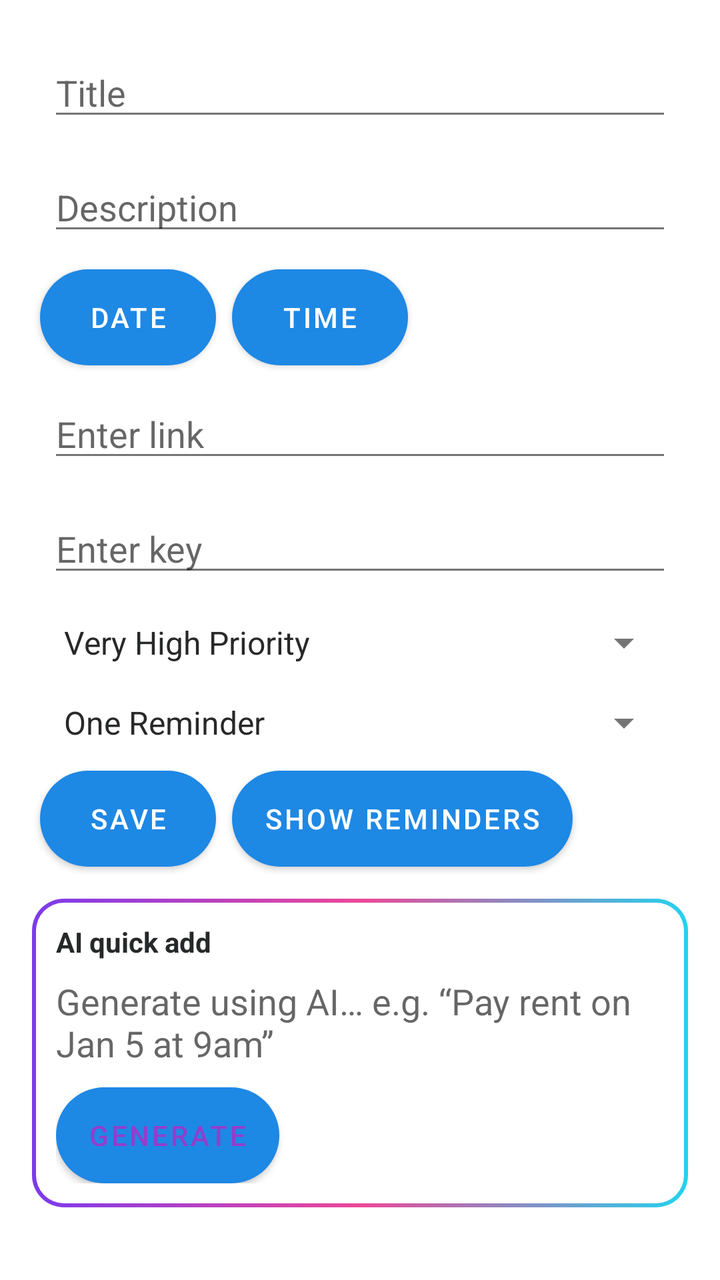
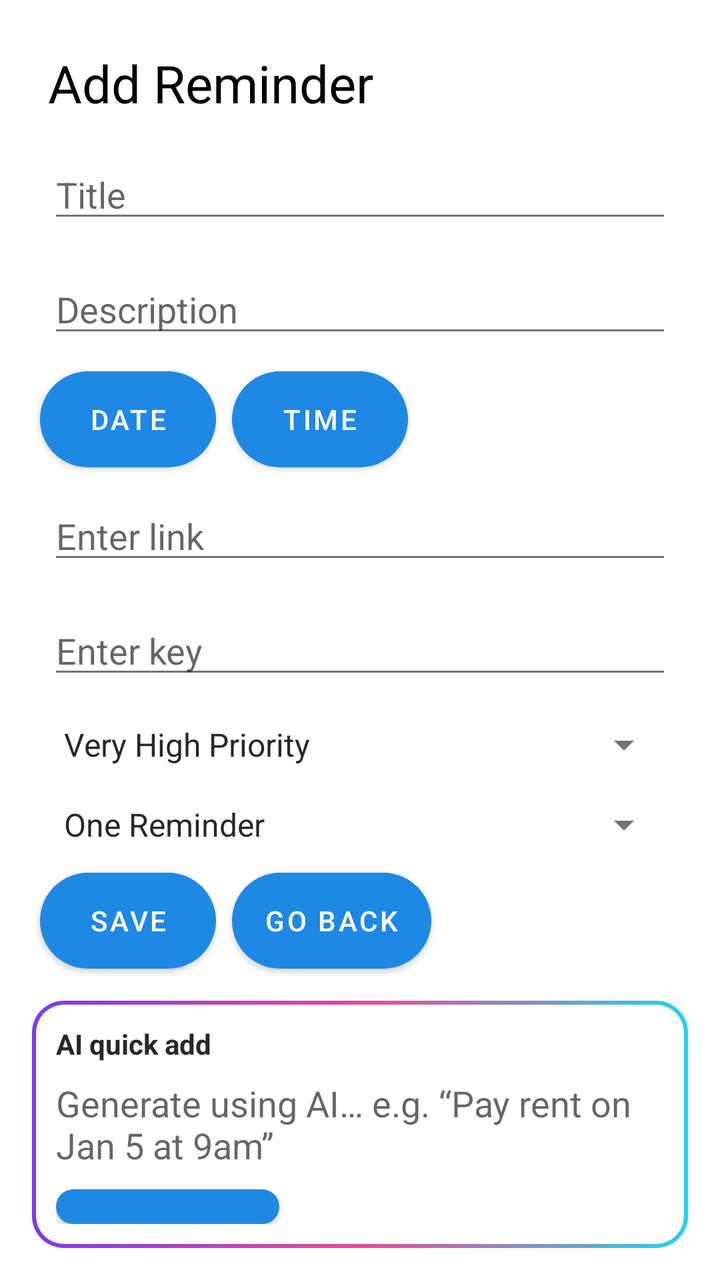

The first picture is an Android layout as it rendered before a commit; the second is the same layout after the commit. The layout source and the unified diff follow.
<!-- AndroidManifest.xml: application theme Theme.Nudge -->
<!-- res/layout/fragment_reminder.xml -->
<LinearLayout xmlns:android="http://schemas.android.com/apk/res/android"
    android:layout_width="match_parent"
    android:layout_height="match_parent"
    android:orientation="vertical"
    android:padding="16dp">

    <AutoCompleteTextView
        android:id="@+id/titleEditText"
        android:layout_width="match_parent"
        android:layout_height="wrap_content"
        android:layout_margin="8dp"
        android:hint="Title" />

    <AutoCompleteTextView
        android:id="@+id/descriptionEditText"
        android:layout_width="match_parent"
        android:layout_height="wrap_content"
        android:layout_margin="8dp"
        android:hint="Description" />

    <LinearLayout
        android:layout_width="wrap_content"
        android:layout_height="wrap_content"
        android:orientation="horizontal"
        android:gravity="center_vertical">
        <Button
            android:id="@+id/dateButton"
            android:layout_width="match_parent"
            android:layout_height="wrap_content"
            android:background="@drawable/rounded_corner"
            android:layout_margin="4dp"
            android:text="Date" />

        <Button
            android:id="@+id/timeButton"
            android:layout_width="match_parent"
            android:layout_height="wrap_content"
            android:background="@drawable/rounded_corner"
            android:layout_margin="4dp"
            android:text="Time" />
    </LinearLayout>

    <EditText
        android:id="@+id/idEditText"
        android:layout_width="match_parent"
        android:layout_height="wrap_content"
        android:visibility="gone"
        android:layout_margin="8dp" />

    <EditText
        android:id="@+id/linkEditText"
        android:layout_width="match_parent"
        android:layout_height="wrap_content"
        android:hint="Enter link"
        android:singleLine="true"
        android:layout_margin="8dp"
        android:imeOptions="actionDone" />

    <EditText
        android:id="@+id/passwordEditText"
        android:layout_width="match_parent"
        android:layout_height="wrap_content"
        android:hint="Enter key"
        android:inputType="textPassword"
        android:singleLine="true"
        android:layout_margin="8dp"
        android:imeOptions="actionDone" />

    <Spinner
        android:id="@+id/prioritySpinner"
        android:layout_width="match_parent"
        android:layout_height="wrap_content"
        android:layout_margin="8dp"
        android:entries="@array/priority_array" />

    <Spinner
        android:id="@+id/snoozeSpinner"
        android:layout_width="match_parent"
        android:layout_height="wrap_content"
        android:layout_margin="8dp"
        android:entries="@array/snooze_array" />

    <LinearLayout
        android:layout_width="wrap_content"
        android:layout_height="wrap_content"
        android:orientation="horizontal"
        android:gravity="center_vertical">
        <Button
            android:id="@+id/saveButton"
            android:layout_width="match_parent"
            android:layout_height="wrap_content"
            android:background="@drawable/rounded_corner"
            android:layout_margin="4dp"
            android:text="Save" />

        <Button
            android:id="@+id/showRemindersButton"
            android:layout_width="wrap_content"
            android:layout_height="wrap_content"
            android:text="Show Reminders"
            android:layout_margin="4dp"
            android:background="@drawable/rounded_corner"
            android:layout_gravity="center" />
    </LinearLayout>

    
    <LinearLayout
    android:id="@+id/aiBox"
    android:layout_width="match_parent"
    android:layout_height="wrap_content"
    android:layout_marginTop="12dp"
    android:padding="12dp"
    android:orientation="vertical"
    android:background="@drawable/bg_ai_gradient">

    <TextView
        android:layout_width="wrap_content"
        android:layout_height="wrap_content"
        android:text="AI quick add"
        android:textStyle="bold"
        android:textColor="@color/colorTextPrimary"
        android:textSize="14sp" />

    <EditText
        android:id="@+id/aiInputEditText"
        android:layout_width="match_parent"
        android:layout_height="wrap_content"
        android:layout_marginTop="8dp"
        android:hint="Generate using AI… e.g. “Pay rent on Jan 5 at 9am”"
        android:textColor="@android:color/white"
        android:background="@android:color/transparent"
        android:inputType="textCapSentences|textMultiLine"
        android:minLines="2"
        android:maxLines="4" />

    <Button
        android:id="@+id/aiGenerateButton"
        android:layout_width="wrap_content"
        android:layout_height="wrap_content"
        android:layout_marginTop="10dp"
        android:text="Generate"
        android:background="@drawable/rounded_corner"
        android:backgroundTint="#FFFFFF"
        android:textColor="#923ECD" />
    </LinearLayout>
</LinearLayout>
<!-- resources referenced by this layout -->
<resources>
  <string-array name="priority_array">
          <item>Very High Priority</item>
          <item>High Priority</item>
          <item>Medium Priority</item>
          <item>Low Priority</item>
      </string-array>
  <string-array name="snooze_array">
          <item>One Reminder</item>
          <item>Two Reminders</item>
          <item>Three Reminders</item>
      </string-array>
  <color name="colorTextPrimary">#272829</color>
  <!-- drawable bg_ai_gradient (drawable) -->
  <layer-list xmlns:android="http://schemas.android.com/apk/res/android">
  
      
      <item>
          <shape android:shape="rectangle">
              <corners android:radius="16dp" />
              <gradient
                  android:type="linear"
                  android:angle="0"
                  android:startColor="#7C3AED"
                  android:centerColor="#EC4899"
                  android:endColor="#22D3EE" />
          </shape>
      </item>
  
      
      <item
          android:left="2dp"
          android:top="2dp"
          android:right="2dp"
          android:bottom="2dp">
          <shape android:shape="rectangle">
              <corners android:radius="14dp" />
              <solid android:color="?attr/colorSurface" />
          </shape>
      </item>
  
  </layer-list>
  <!-- drawable rounded_corner (drawable) -->
  <shape xmlns:android="http://schemas.android.com/apk/res/android">
      <solid android:color="@color/white" />
      <corners android:radius="30dp" />
  </shape>
  <style name="Theme.Nudge" parent="Theme.MaterialComponents.DayNight.NoActionBar">
          
          <item name="colorPrimary">@color/colorPrimary</item>
          <item name="colorPrimaryVariant">@color/colorPrimaryDark</item>
          <item name="colorOnPrimary">@color/white</item>
          
          <item name="colorSecondary">@color/colorAccent</item>
          <item name="colorSecondaryVariant">@color/colorAccent</item>
          <item name="colorOnSecondary">@color/black</item>
          
          <item name="android:colorBackground">@color/colorBackground</item>
          
          <item name="android:textColorPrimary">@color/colorTextPrimary</item>
          <item name="android:textColorSecondary">@color/colorTextSecondary</item>
          
          <item name="android:windowBackground">@color/colorBackground</item>
          <item name="android:statusBarColor">@color/colorTheme</item>
      </style>
  <color name="white">#FFFFFFFF</color>
  <color name="colorPrimary">#1E88E5</color>
  <color name="colorPrimaryDark">#1565C0</color>
  <color name="colorAccent">#B0B0B0</color>
  <color name="black">#FF000000</color>
  <color name="colorBackground">#FFFFFF</color>
  <color name="colorTextSecondary">#757575</color>
  <color name="colorTheme">#58CBFF</color>
</resources>

<!-- the commit's change to res/layout/fragment_reminder.xml (unified diff, before → after) -->
@@ -3,6 +3,23 @@
     android:layout_height="match_parent"
     android:orientation="vertical"
     android:padding="16dp">
+
+    <com.google.android.material.progressindicator.LinearProgressIndicator
+        android:id="@+id/topLoading"
+        android:layout_width="match_parent"
+        android:layout_height="4dp"
+        android:indeterminate="true"
+        android:visibility="gone"
+        android:layout_marginBottom="8dp" />
+
+    <TextView
+        android:id="@+id/pageTitle"
+        android:layout_width="wrap_content"
+        android:layout_height="wrap_content"
+        android:textSize="26sp"
+        android:text="Add Reminder"
+        android:layout_margin="8dp"
+        android:textColor="?attr/colorOnSurface"/>
 
     <AutoCompleteTextView
         android:id="@+id/titleEditText"
@@ -94,10 +111,10 @@
             android:text="Save" />
 
         <Button
-            android:id="@+id/showRemindersButton"
+            android:id="@+id/goBackButton"
             android:layout_width="wrap_content"
             android:layout_height="wrap_content"
-            android:text="Show Reminders"
+            android:text="Go Back"
             android:layout_margin="4dp"
             android:background="@drawable/rounded_corner"
             android:layout_gravity="center" />
